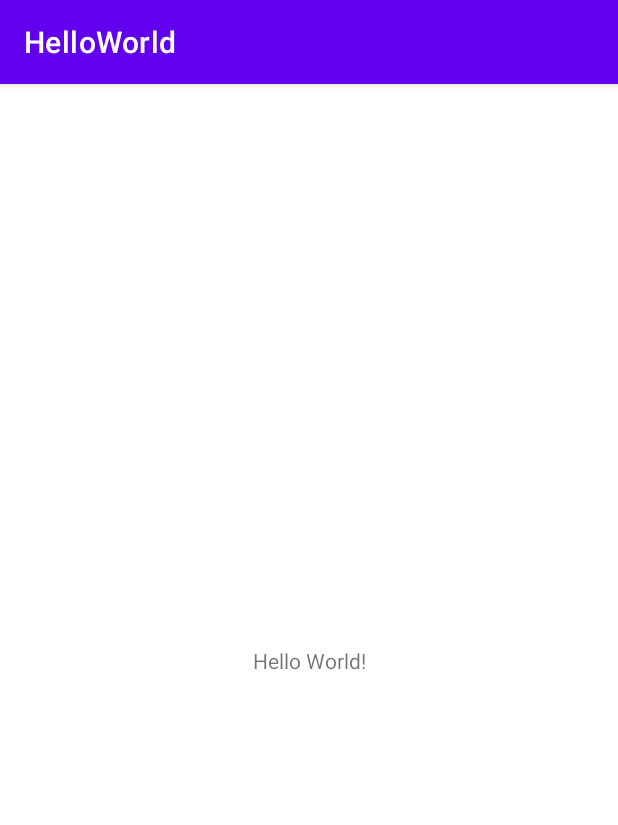
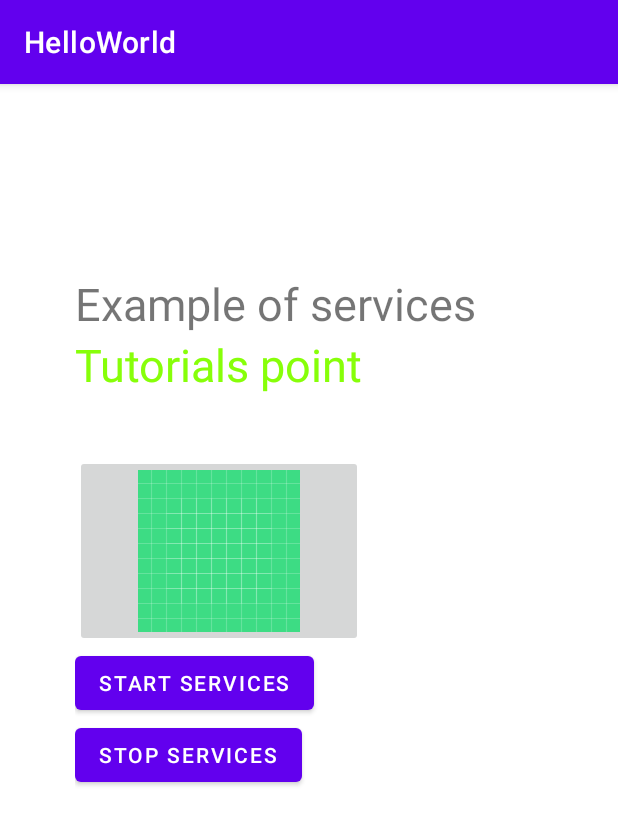
Before and after one commit to bxhuynh/CT312H-practice, an Android app: the screen it shows after launch (MainActivity), on a phone screen of 412 x 824 dp. Shown: the top 825 px of the screen. Run offline under Robolectric (Android 15) with nearby library versions, the phone set to English and light mode, and no system bars.

Commit message:
android service

```diff
--- a/HelloWorld/app/src/main/AndroidManifest.xml
+++ b/HelloWorld/app/src/main/AndroidManifest.xml
@@ -18,6 +18,7 @@
                 <category android:name="android.intent.category.LAUNCHER" />
             </intent-filter>
         </activity>
+        <service android:name=".MyService" />
     </application>
 
 </manifest>
--- a/HelloWorld/app/src/main/java/com/example/helloworld/MainActivity.java
+++ b/HelloWorld/app/src/main/java/com/example/helloworld/MainActivity.java
@@ -1,8 +1,11 @@
 package com.example.helloworld;
 
 import androidx.appcompat.app.AppCompatActivity;
+
+import android.content.Intent;
 import android.util.Log;
 import android.os.Bundle;
+import android.view.View;
 
 public class MainActivity extends AppCompatActivity {
 
@@ -14,6 +17,15 @@ public class MainActivity extends AppCompatActivity {
         super.onCreate(savedInstanceState);
         setContentView(R.layout.activity_main);
         Log.d(msg, "The onCreate() event");
+    }
+
+    public void startService(View view) {
+        startService(new Intent(getBaseContext(), MyService.class));
+    }
+
+    // Method to stop the service
+    public void stopService(View view) {
+        stopService(new Intent(getBaseContext(), MyService.class));
     }
 
     /** Called when the activity is about to become visible. */
--- /dev/null
+++ b/HelloWorld/app/src/main/java/com/example/helloworld/MyService.java
@@ -0,0 +1,28 @@
+package com.example.helloworld;
+
+import android.app.Service;
+import android.content.Intent;
+import android.os.IBinder;
+import android.widget.Toast;
+import androidx.annotation.Nullable;
+
+public class MyService extends Service {
+    @Nullable
+    @Override
+    public IBinder onBind(Intent intent) {
+        return null;
+    }
+
+    @Override
+    public int onStartCommand(Intent intent, int flags, int startId) {
+        // Let it continue running until it is stopped.
+        Toast.makeText(this, "Service Started", Toast.LENGTH_LONG).show();
+        return START_STICKY;
+    }
+
+    @Override
+    public void onDestroy() {
+        super.onDestroy();
+        Toast.makeText(this, "Service Destroyed", Toast.LENGTH_LONG).show();
+    }
+}
--- a/HelloWorld/app/src/main/res/layout/activity_main.xml
+++ b/HelloWorld/app/src/main/res/layout/activity_main.xml
@@ -6,13 +6,70 @@
     android:layout_height="match_parent"
     tools:context=".MainActivity">
 
-    <TextView
-        android:layout_width="wrap_content"
-        android:layout_height="wrap_content"
-        android:text="Hello World!"
+    <LinearLayout
+        android:layout_width="match_parent"
+        android:layout_height="match_parent"
+        android:baselineAligned="false"
+        android:orientation="vertical"
+        android:padding="50sp"
         app:layout_constraintBottom_toBottomOf="parent"
-        app:layout_constraintLeft_toLeftOf="parent"
-        app:layout_constraintRight_toRightOf="parent"
-        app:layout_constraintTop_toTopOf="parent" />
+        app:layout_constraintEnd_toEndOf="parent"
+        app:layout_constraintStart_toStartOf="parent"
+        app:layout_constraintTop_toTopOf="parent">
 
+        <Space
+            android:layout_width="match_parent"
+            android:layout_height="76dp" />
+
+        <TextView
+            android:id="@+id/textView1"
+            android:layout_width="313dp"
+            android:layout_height="wrap_content"
+            android:layout_alignParentTop="true"
+            android:layout_centerHorizontal="true"
+            android:text="Example of services"
+            android:textSize="30dp" />
+
+        <TextView
+            android:id="@+id/textView2"
+            android:layout_width="wrap_content"
+            android:layout_height="wrap_content"
+            android:layout_above="@+id/imageButton"
+            android:layout_centerHorizontal="true"
+            android:layout_marginBottom="40dp"
+            android:text="Tutorials point "
+            android:textColor="#ff87ff09"
+            android:textSize="30dp" />
+
+        <ImageButton
+            android:id="@+id/imageButton"
+            android:layout_width="192dp"
+            android:layout_height="wrap_content"
+            android:layout_centerHorizontal="true"
+            android:layout_centerVertical="true"
+            android:contentDescription="contHehe"
+            android:src="@drawable/ic_launcher_background" />
+
+        <Button
+            android:id="@+id/button2"
+            android:layout_width="wrap_content"
+            android:layout_height="wrap_content"
+            android:layout_below="@+id/imageButton"
+            android:layout_centerHorizontal="true"
+            android:onClick="startService"
+            android:text="Start Services" />
+
+        <Button
+            android:id="@+id/button"
+            android:layout_width="wrap_content"
+            android:layout_height="wrap_content"
+            android:layout_below="@+id/button2"
+            android:layout_alignStart="@+id/button2"
+            android:layout_alignLeft="@+id/button2"
+            android:layout_alignEnd="@+id/button2"
+            android:layout_alignRight="@+id/button2"
+            android:onClick="stopService"
+            android:text="Stop Services" />
+
+    </LinearLayout>
 </androidx.constraintlayout.widget.ConstraintLayout>
```
